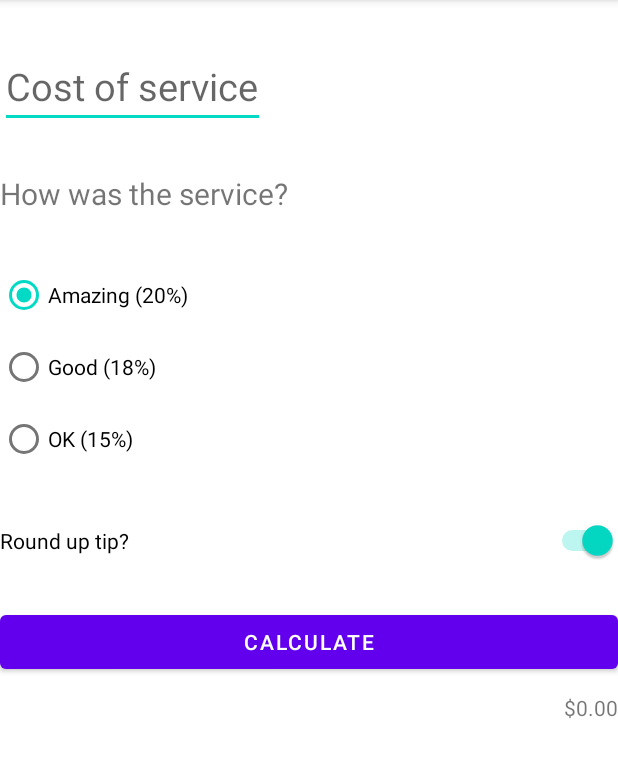
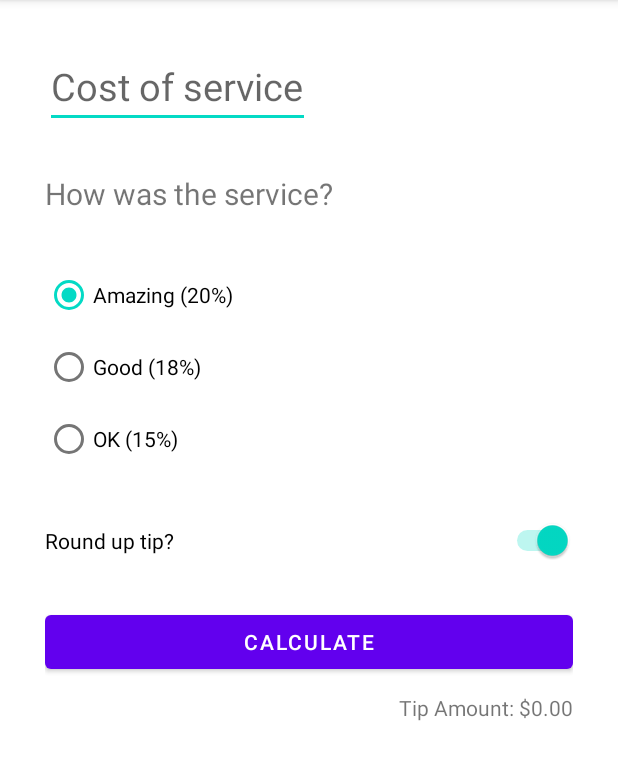
Before and after one commit to tatyanaivanouskaya/TipTime, an Android app: the screen it shows after launch (MainActivity), after a tap on "CALCULATE", on a phone screen of 412 x 824 dp, the part 84-864 px from its top. Run offline under Robolectric (Android 15) with nearby library versions, the phone set to English and light mode, and no system bars.

Commit message:
dimentions

```diff
--- a/app/src/main/java/com/example/tiptime/MainActivity.kt
+++ b/app/src/main/java/com/example/tiptime/MainActivity.kt
@@ -15,6 +15,7 @@ class MainActivity : AppCompatActivity() {
 
         val calculateButton: Button = binding.calculateButton
         calculateButton.setOnClickListener { calculateTip() }
+        displayTip(0.0)
     }
 
 
@@ -40,6 +41,6 @@ class MainActivity : AppCompatActivity() {
 
     private fun displayTip(tip: Double) {
         val formattedTip = NumberFormat.getCurrencyInstance().format(tip)
-        binding.tipResult.text = formattedTip
+        binding.tipResult.text = getString(R.string.tip_amount, formattedTip)
     }
 }
--- a/app/src/main/res/layout/activity_main.xml
+++ b/app/src/main/res/layout/activity_main.xml
@@ -4,15 +4,15 @@
     xmlns:tools="http://schemas.android.com/tools"
     android:layout_width="match_parent"
     android:layout_height="match_parent"
-    android:layout_marginStart="30dp"
-    android:layout_marginEnd="30dp"
+    android:paddingStart="30dp"
+    android:paddingEnd="30dp"
     tools:context=".MainActivity">
 
     <EditText
         android:id="@+id/cost_of_service"
         android:layout_width="wrap_content"
         android:layout_height="wrap_content"
-        android:layout_marginTop="30dp"
+        android:layout_marginTop="@dimen/layout_margin_top_30"
         android:autofillHints="@string/cost_of_service"
         android:hint="@string/cost_of_service"
         android:inputType="numberDecimal"
@@ -25,7 +25,7 @@
         android:id="@+id/service_question"
         android:layout_width="wrap_content"
         android:layout_height="wrap_content"
-        android:layout_marginTop="30dp"
+        android:layout_marginTop="@dimen/layout_margin_top_30"
         android:text="@string/how_the_service"
         android:textSize="20sp"
         app:layout_constraintStart_toStartOf="@+id/cost_of_service"
@@ -35,7 +35,7 @@
         android:id="@+id/radioGroup"
         android:layout_width="wrap_content"
         android:layout_height="wrap_content"
-        android:layout_marginTop="30dp"
+        android:layout_marginTop="@dimen/layout_margin_top_30"
         android:checkedButton="@id/option_twenty_percent"
         android:orientation="vertical"
         app:layout_constraintStart_toStartOf="@+id/cost_of_service"
@@ -66,7 +66,7 @@
         android:id="@+id/round_up_switch"
         android:layout_width="0dp"
         android:layout_height="wrap_content"
-        android:layout_marginTop="30dp"
+        android:layout_marginTop="@dimen/layout_margin_top_30"
         android:checked="true"
         android:text="@string/round_up_tip"
         app:layout_constraintEnd_toEndOf="parent"
@@ -78,7 +78,7 @@
         android:id="@+id/calculate_button"
         android:layout_width="0dp"
         android:layout_height="wrap_content"
-        android:layout_marginTop="30dp"
+        android:layout_marginTop="@dimen/layout_margin_top_30"
         android:text="@string/calculate"
         app:layout_constraintEnd_toEndOf="parent"
         app:layout_constraintStart_toStartOf="parent"
--- /dev/null
+++ b/app/src/main/res/values/dimens.xml
@@ -0,0 +1,4 @@
+<?xml version="1.0" encoding="utf-8"?>
+<resources>
+    <dimen name="layout_margin_top_30">30dp</dimen>
+</resources>
```
